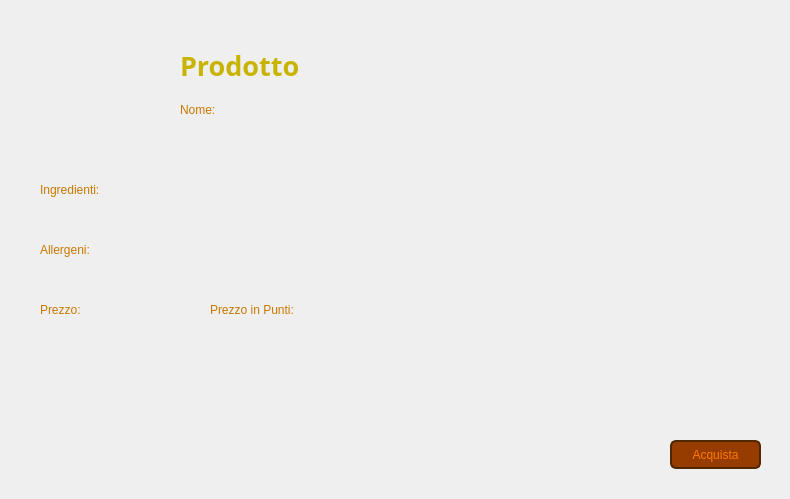
Before: the Qt Designer form Viste/VistaVisualizzaProdottoCliente.ui in GiacomoPrincipi/CineMax, drawn with Qt 5.
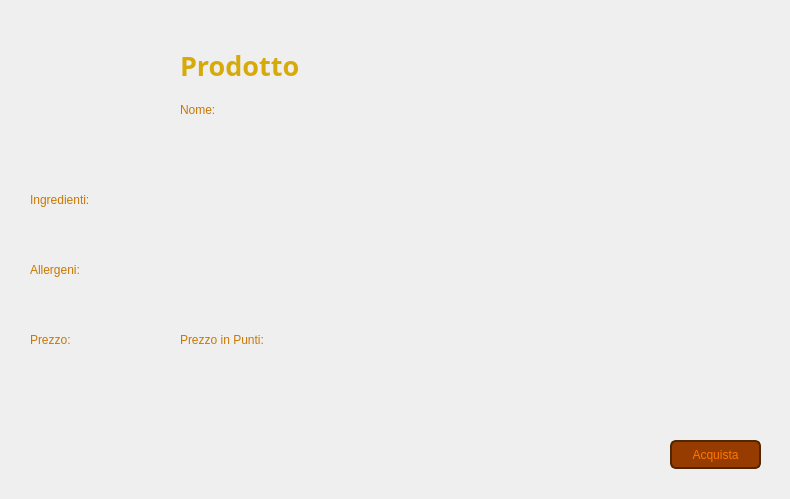
After: the same form once the commit is applied. Icons and pictures are not drawn. Custom widgets are drawn as their Qt base class.

Diff of the .ui file:
```diff
--- a/Viste/VistaVisualizzaProdottoCliente.ui
+++ b/Viste/VistaVisualizzaProdottoCliente.ui
@@ -86,7 +86,7 @@
     <rect>
      <x>180</x>
      <y>30</y>
-     <width>291</width>
+     <width>181</width>
      <height>71</height>
     </rect>
    </property>
@@ -99,7 +99,7 @@
    </property>
    <property name="styleSheet">
     <string notr="true">QLabel {
-    color: #C8B400;
+    color: #D7AA0C;
 }</string>
    </property>
    <property name="text">
@@ -131,8 +131,8 @@
   <widget class="QLabel" name="labelIngredienti">
    <property name="geometry">
     <rect>
-     <x>40</x>
-     <y>180</y>
+     <x>30</x>
+     <y>190</y>
      <width>81</width>
      <height>20</height>
     </rect>
@@ -153,7 +153,7 @@
    <property name="geometry">
     <rect>
      <x>180</x>
-     <y>120</y>
+     <y>130</y>
      <width>221</width>
      <height>20</height>
     </rect>
@@ -170,8 +170,8 @@
   <widget class="QLabel" name="labelIngredientiProdotto">
    <property name="geometry">
     <rect>
-     <x>40</x>
-     <y>200</y>
+     <x>30</x>
+     <y>220</y>
      <width>511</width>
      <height>20</height>
     </rect>
@@ -188,8 +188,8 @@
   <widget class="QLabel" name="labelAllergeni">
    <property name="geometry">
     <rect>
-     <x>40</x>
-     <y>240</y>
+     <x>30</x>
+     <y>260</y>
      <width>81</width>
      <height>20</height>
     </rect>
@@ -209,8 +209,8 @@
   <widget class="QLabel" name="labelAllergeniProdotto">
    <property name="geometry">
     <rect>
-     <x>40</x>
-     <y>260</y>
+     <x>30</x>
+     <y>290</y>
      <width>401</width>
      <height>20</height>
     </rect>
@@ -227,8 +227,8 @@
   <widget class="QLabel" name="labelPrezzo">
    <property name="geometry">
     <rect>
-     <x>40</x>
-     <y>300</y>
+     <x>30</x>
+     <y>330</y>
      <width>81</width>
      <height>20</height>
     </rect>
@@ -248,8 +248,8 @@
   <widget class="QLabel" name="labelPrezzoProdotto">
    <property name="geometry">
     <rect>
-     <x>40</x>
-     <y>320</y>
+     <x>30</x>
+     <y>360</y>
      <width>81</width>
      <height>20</height>
     </rect>
@@ -285,8 +285,8 @@
   <widget class="QLabel" name="labelPrezzoPunti">
    <property name="geometry">
     <rect>
-     <x>210</x>
-     <y>300</y>
+     <x>180</x>
+     <y>330</y>
      <width>111</width>
      <height>20</height>
     </rect>
@@ -306,9 +306,9 @@
   <widget class="QLabel" name="labelPrezzoPuntiProdotto">
    <property name="geometry">
     <rect>
-     <x>210</x>
-     <y>320</y>
-     <width>111</width>
+     <x>180</x>
+     <y>360</y>
+     <width>121</width>
      <height>20</height>
     </rect>
    </property>
```
Left out of the diff: 8 changed lines with no effect on the pictures.
